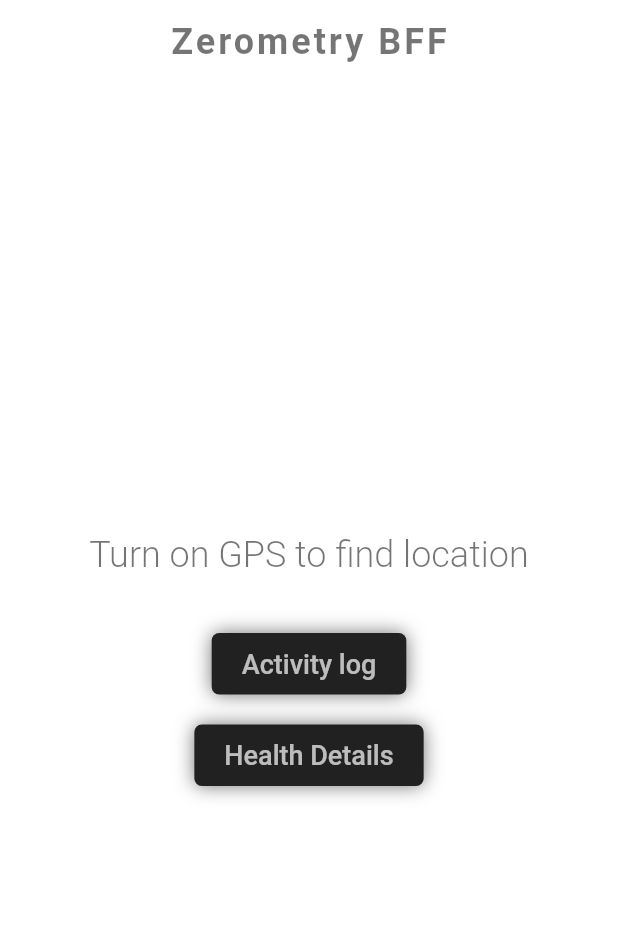
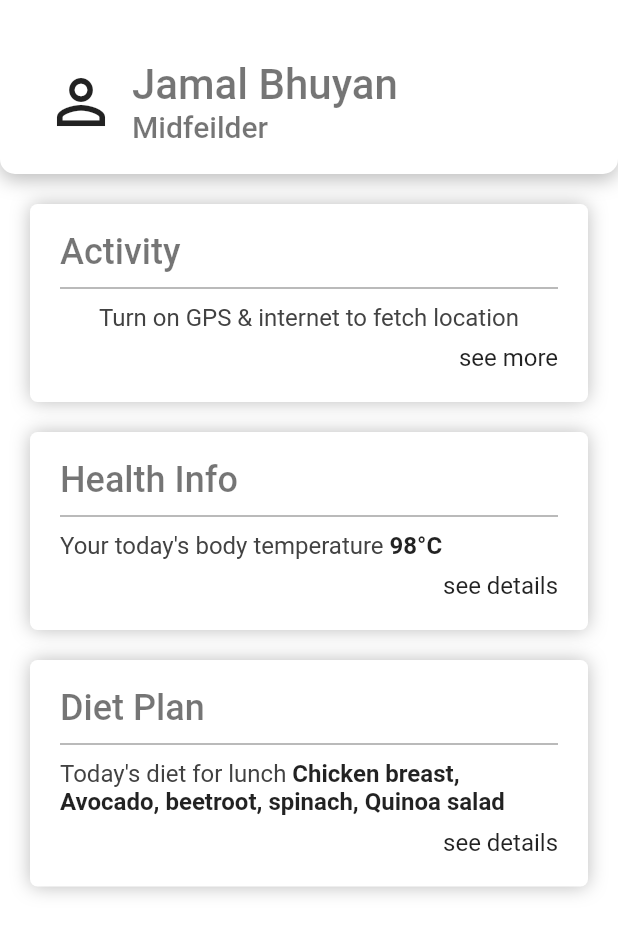
Before and after one commit to ahmedminhaj/tracker-BFF, a Flutter app: the screen it shows after launch, on a phone screen of 412 x 824 dp. Shown: the top 934 px of the screen. Run offline on Flutter 3.47's test engine with Material 2 defaults, Android fonts, the phone set to English and light mode, and no system bars; our stand-ins replace geolocator, get, google_fonts, location.

Commit message:
health details info added

```diff
--- a/lib/controller/location_controller.dart
+++ b/lib/controller/location_controller.dart
@@ -75,7 +75,6 @@ class LocationController extends GetxController {
     if (currentPos != null) {
       double distanceInMeters = await geo.Geolocator().distanceBetween(
           23.751328, 90.3790379, currentPos.latitude, currentPos.longitude);
-
       return distanceInMeters;
     } else {
       return 0.0;
@@ -99,7 +98,7 @@ class LocationController extends GetxController {
   }
 
   getCurrentPosition(double distanceFromWrok) {
-    if (distanceFromWrok < 10) {
+    if (distanceFromWrok < 20 ) {
       return "In work premise";
     } else {
       return "Out of work premise";
--- a/lib/screen/health/health_screen.dart
+++ b/lib/screen/health/health_screen.dart
@@ -1,3 +1,4 @@
+import 'package:act_tracker/screen/health/components/health_details.dart';
 import 'package:act_tracker/screen/home/home_screen.dart';
 import 'package:act_tracker/widgets/appbar/screen_appbar.dart';
 import 'package:flutter/material.dart';
@@ -12,6 +13,7 @@ class HealthScreen extends StatelessWidget {
   Widget build(BuildContext context) {
     return Scaffold(
       appBar: screenAppbar(context, "Health Info"),
+      body: HealthDetails(),
     );
   }
 }
--- /dev/null
+++ b/lib/screen/home/components/user_card.dart
@@ -0,0 +1,37 @@
+import 'package:act_tracker/screen/home/components/user_details.dart';
+import 'package:act_tracker/screen/home/components/user_icon.dart';
+import 'package:flutter/material.dart';
+
+class UserCard extends StatelessWidget {
+  @override
+  Widget build(BuildContext context) {
+    var size = MediaQuery.of(context).size;
+    return Container(
+      width: size.width,
+      padding: EdgeInsets.fromLTRB(30, 40, 20, 20),
+      decoration: BoxDecoration(
+        color: Colors.white,
+        borderRadius: BorderRadius.only(
+          bottomLeft: Radius.circular(10),
+          bottomRight: Radius.circular(10),
+        ),
+        boxShadow: [
+          BoxShadow(
+            offset: Offset(0, 4),
+            blurRadius: 10,
+            color: Colors.grey[400],
+          ),
+        ],
+      ),
+      child: Row(
+        children: [
+          UserIcon(),
+          SizedBox(
+            width: 10,
+          ),
+          UserDetails(),
+        ],
+      ),
+    );
+  }
+}
--- /dev/null
+++ b/lib/screen/home/components/user_details.dart
@@ -0,0 +1,24 @@
+
+import 'package:act_tracker/widgets/text/primary_title_text.dart';
+import 'package:flutter/material.dart';
+
+class UserDetails extends StatelessWidget {
+  @override
+  Widget build(BuildContext context) {
+    return Container(
+      child: Column(
+        crossAxisAlignment: CrossAxisAlignment.start,
+        children: [
+          PrimaryTitle(
+            title: "Jamal Bhuyan",
+            size: 28,
+          ),
+          PrimaryTitle(
+            title: "Midfeilder",
+            size: 20,
+          ),
+        ],
+      ),
+    );
+  }
+}
--- /dev/null
+++ b/lib/screen/home/components/user_icon.dart
@@ -0,0 +1,13 @@
+import 'package:flutter/material.dart';
+
+class UserIcon extends StatelessWidget {
+  @override
+  Widget build(BuildContext context) {
+    return Container(
+      child: Icon(
+        Icons.person_outline,
+        size: 48,
+      ),
+    );
+  }
+}
--- a/lib/screen/home/home_screen.dart
+++ b/lib/screen/home/home_screen.dart
@@ -1,8 +1,10 @@
 import 'package:act_tracker/controller/location_controller.dart';
 import 'package:act_tracker/screen/activity/activity_screen.dart';
 import 'package:act_tracker/screen/health/health_screen.dart';
-import 'package:act_tracker/widgets/appbar/screen_appbar.dart';
-import 'package:act_tracker/widgets/button/route_button.dart';
+import 'package:act_tracker/screen/home/components/user_card.dart';
+import 'package:act_tracker/widgets/card/activity_card.dart';
+import 'package:act_tracker/widgets/card/diet_card.dart';
+import 'package:act_tracker/widgets/card/health_info_card.dart';
 import 'package:flutter/material.dart';
 import 'package:get/get.dart';
 
@@ -22,69 +24,41 @@ class _HomeScreenState extends State<HomeScreen> {
   @override
   Widget build(BuildContext context) {
     return Scaffold(
-      appBar: screenAppbar(context, "Zerometry BFF"),
       body: Container(
         color: Colors.white,
-        child: Center(
         child: Column(
-            mainAxisAlignment: MainAxisAlignment.center,
           children: [
+            UserCard(),
             GetX<LocationController>(
               init: LocationController(),
               builder: (_) {
-                  return Column(
-                    children: [
-                      Center(
-                        child: Text(
-                          (_.userLocation.value.address != null)
-                              ? "Now at ${_.userLocation.value.address}"
-                              : "Turn on GPS to find location",
-                          style: TextStyle(
-                            fontSize: 24,
-                            color: Colors.black54,
-                            fontWeight: FontWeight.w300,
-                          ),
-                        ),
-                      ),
-                      SizedBox(
-                        height: 5.0,
-                      ),
-                      Text((_.userLocation.value.position != null) ?
-                        "${_.userLocation.value.position}" : "",
-                        style: TextStyle(
-                          fontSize: 20,
-                          color: Colors.black54,
-                          fontWeight: FontWeight.w500,
-                        ),
-                      ),
-                    ],
+                return (_.userLocation.value.address != null)
+                    ? ActivityCard(
+                        currentLocation: _.userLocation.value.address,
+                        currentposition:
+                            (_.userLocation.value.distanceFromWork < 20)
+                                ? "in work premise"
+                                : "out of work premise",
+                        seemoreLink: () {
+                          Get.to(ActivityScreen());
+                        },
+                      )
+                    : ActivityCard(
+                        currentLocation: null,
+                        currentposition: null,
+                        seemoreLink: () {
+                          Get.to(ActivityScreen());
+                        },
                       );
               },
             ),
-              SizedBox(
-                height: 10.0,
-              ),
-              RouteButton(
-                buttonTitle: "Activity log",
-                routeLink: () {
-                  Get.to(
-                    ActivityScreen(),
-                  );
+            HealthInfoCard(
+              seeDetailsLink: () {
+                Get.to(HealthScreen());
               },
             ),
-              SizedBox(
-                height: 20.0,
-              ),
-              RouteButton(
-                buttonTitle: "Health Details",
-                routeLink: () {
-                  Get.to(
-                    HealthScreen(),
-                  );
-                },
-              ),
+            DietCard(),
           ],
-          ),
         ),
       ),
     );
--- a/lib/widgets/button/route_button.dart
+++ b/lib/widgets/button/route_button.dart
@@ -1,3 +1,4 @@
+import 'package:act_tracker/style/style_color.dart';
 import 'package:flutter/material.dart';
 import 'package:google_fonts/google_fonts.dart';
 
@@ -9,15 +10,16 @@ class RouteButton extends StatelessWidget {
   @override
   Widget build(BuildContext context) {
     return Container(
+      margin: EdgeInsets.symmetric(vertical: 10),
       padding: EdgeInsets.symmetric(horizontal: 20, vertical: 10),
       decoration: BoxDecoration(
-        color: Colors.grey[900],
-        borderRadius: BorderRadius.circular(5),
+        color: StyleColor.buttonColor,
+        borderRadius: BorderRadius.circular(20),
         boxShadow: [
           BoxShadow(
             offset: Offset(0, 0),
-            blurRadius: 10,
-            color: Colors.grey[600],
+            blurRadius: 5,
+            color: StyleColor.shadowColor,
           ),
         ],
       ),
@@ -27,7 +29,7 @@ class RouteButton extends StatelessWidget {
           buttonTitle,
           style: GoogleFonts.roboto(
             fontSize: 18,
-            color: Colors.white70,
+            color: StyleColor.buttonTextColor,
             fontWeight: FontWeight.w500,
           ),
         ),
--- /dev/null
+++ b/lib/widgets/card/activity_card.dart
@@ -0,0 +1,103 @@
+import 'package:act_tracker/widgets/text/primary_title_text.dart';
+import 'package:flutter/material.dart';
+import 'package:google_fonts/google_fonts.dart';
+
+class ActivityCard extends StatelessWidget {
+  final Function seemoreLink;
+  final String currentLocation, currentposition;
+  ActivityCard(
+      {this.seemoreLink,
+      this.currentLocation,
+      this.currentposition});
+  @override
+  Widget build(BuildContext context) {
+    return Container(
+      margin: EdgeInsets.fromLTRB(20, 20, 20, 10),
+      padding: EdgeInsets.fromLTRB(20, 10, 20, 20),
+      decoration: BoxDecoration(
+        color: Colors.white,
+        borderRadius: BorderRadius.circular(5),
+        boxShadow: [
+          BoxShadow(
+            offset: Offset(0, 0),
+            blurRadius: 10,
+            color: Colors.grey[400],
+          ),
+        ],
+      ),
+      child: Column(
+        crossAxisAlignment: CrossAxisAlignment.start,
+        mainAxisAlignment: MainAxisAlignment.spaceEvenly,
+        children: [
+          Padding(
+            padding: EdgeInsets.symmetric(vertical: 8.0),
+            child: PrimaryTitle(
+              title: "Activity",
+              size: 24,
+            ),
+          ),
+          Divider(
+            color: Colors.grey[600],
+            height: 4,
+          ),
+          Padding(
+            padding: EdgeInsets.symmetric(vertical: 8.0),
+            child: (currentLocation != null && currentposition != null)
+                ? RichText(
+                    text: TextSpan(
+                      style: GoogleFonts.roboto(
+                        fontSize: 16,
+                        color: Colors.grey[800],
+                        fontWeight: FontWeight.w400,
+                      ),
+                      children: [
+                        TextSpan(text: "You are now at"),
+                        TextSpan(
+                          text: " $currentLocation",
+                          style: TextStyle(
+                              fontWeight: FontWeight.w600,
+                              color: Colors.black87),
+                        ),
+                        TextSpan(text: " and"),
+                        TextSpan(
+                          text: " $currentposition",
+                          style: TextStyle(
+                              fontWeight: FontWeight.w600,
+                              color: Colors.black87),
+                        ),
+                        // TextSpan(text: " for last 10minutes")
+                      ],
+                    ),
+                  )
+                : Center(
+                    child: Text(
+                      "Turn on GPS & internet to fetch location",
+                      style: GoogleFonts.roboto(
+                        fontSize: 16,
+                        color: Colors.grey[800],
+                        fontWeight: FontWeight.w400,
+                      ),
+                    ),
+                  ),
+          ),
+          Align(
+            alignment: Alignment.centerRight,
+            child: GestureDetector(
+              onTap: seemoreLink,
+              child: Container(
+                child: Text(
+                  "see more",
+                  style: GoogleFonts.roboto(
+                    fontSize: 16,
+                    color: Colors.black87,
+                    fontWeight: FontWeight.w400,
+                  ),
+                ),
+              ),
+            ),
+          ),
+        ],
+      ),
+    );
+  }
+}
--- /dev/null
+++ b/lib/widgets/card/diet_card.dart
@@ -0,0 +1,82 @@
+import 'package:act_tracker/widgets/text/primary_title_text.dart';
+import 'package:flutter/material.dart';
+import 'package:google_fonts/google_fonts.dart';
+
+class DietCard extends StatelessWidget {
+  final Function seeDetailsLink;
+  DietCard({
+    this.seeDetailsLink,
+  });
+  @override
+  Widget build(BuildContext context) {
+    return Container(
+      margin: EdgeInsets.fromLTRB(20, 10, 20, 10),
+      padding: EdgeInsets.fromLTRB(20, 10, 20, 20),
+      decoration: BoxDecoration(
+        color: Colors.white,
+        borderRadius: BorderRadius.circular(5),
+        boxShadow: [
+          BoxShadow(
+            offset: Offset(0, 0),
+            blurRadius: 10,
+            color: Colors.grey[400],
+          ),
+        ],
+      ),
+      child: Column(
+        crossAxisAlignment: CrossAxisAlignment.start,
+        mainAxisAlignment: MainAxisAlignment.spaceEvenly,
+        children: [
+          Padding(
+            padding: EdgeInsets.symmetric(vertical: 8.0),
+            child: PrimaryTitle(
+              title: "Diet Plan",
+              size: 24,
+            ),
+          ),
+          Divider(
+            color: Colors.grey[600],
+            height: 4,
+          ),
+          Padding(
+            padding: EdgeInsets.symmetric(vertical: 8.0),
+            child: RichText(
+              text: TextSpan(
+                style: GoogleFonts.roboto(
+                  fontSize: 16,
+                  color: Colors.grey[800],
+                  fontWeight: FontWeight.w400,
+                ),
+                children: [
+                  TextSpan(text: "Today's diet for lunch "),
+                  TextSpan(
+                    text:
+                        "Chicken breast, Avocado, beetroot, spinach, Quinoa salad",
+                    style: TextStyle(
+                        fontWeight: FontWeight.w600, color: Colors.black87),
+                  ),
+                ],
+              ),
+            ),
+          ),
+          Align(
+            alignment: Alignment.centerRight,
+            child: GestureDetector(
+              onTap: seeDetailsLink,
+              child: Container(
+                child: Text(
+                  "see details",
+                  style: GoogleFonts.roboto(
+                    fontSize: 16,
+                    color: Colors.black87,
+                    fontWeight: FontWeight.w400,
+                  ),
+                ),
+              ),
+            ),
+          ),
+        ],
+      ),
+    );
+  }
+}
--- /dev/null
+++ b/lib/widgets/card/health_info_card.dart
@@ -0,0 +1,81 @@
+import 'package:act_tracker/widgets/text/primary_title_text.dart';
+import 'package:flutter/material.dart';
+import 'package:google_fonts/google_fonts.dart';
+
+class HealthInfoCard extends StatelessWidget {
+  final Function seeDetailsLink;
+  HealthInfoCard({
+    this.seeDetailsLink,
+  });
+  @override
+  Widget build(BuildContext context) {
+    return Container(
+      margin: EdgeInsets.fromLTRB(20, 10, 20, 10),
+      padding: EdgeInsets.fromLTRB(20, 10, 20, 20),
+      decoration: BoxDecoration(
+        color: Colors.white,
+        borderRadius: BorderRadius.circular(5),
+        boxShadow: [
+          BoxShadow(
+            offset: Offset(0, 0),
+            blurRadius: 10,
+            color: Colors.grey[400],
+          ),
+        ],
+      ),
+      child: Column(
+        crossAxisAlignment: CrossAxisAlignment.start,
+        mainAxisAlignment: MainAxisAlignment.spaceEvenly,
+        children: [
+          Padding(
+            padding: EdgeInsets.symmetric(vertical: 8.0),
+            child: PrimaryTitle(
+              title: "Health Info",
+              size: 24,
+            ),
+          ),
+          Divider(
+            color: Colors.grey[600],
+            height: 4,
+          ),
+          Padding(
+            padding: EdgeInsets.symmetric(vertical: 8.0),
+            child: RichText(
+              text: TextSpan(
+                style: GoogleFonts.roboto(
+                  fontSize: 16,
+                  color: Colors.grey[800],
+                  fontWeight: FontWeight.w400,
+                ),
+                children: [
+                  TextSpan(text: "Your today's body temperature "),
+                  TextSpan(
+                    text: "98°C",
+                    style: TextStyle(
+                        fontWeight: FontWeight.w600, color: Colors.black87),
+                  ),
+                ],
+              ),
+            ),
+          ),
+          Align(
+            alignment: Alignment.centerRight,
+            child: GestureDetector(
+              onTap: seeDetailsLink,
+              child: Container(
+                child: Text(
+                  "see details",
+                  style: GoogleFonts.roboto(
+                    fontSize: 16,
+                    color: Colors.black87,
+                    fontWeight: FontWeight.w400,
+                  ),
+                ),
+              ),
+            ),
+          ),
+        ],
+      ),
+    );
+  }
+}
--- /dev/null
+++ b/lib/widgets/text/primary_title_text.dart
@@ -0,0 +1,24 @@
+import 'package:flutter/material.dart';
+import 'package:google_fonts/google_fonts.dart';
+
+class PrimaryTitle extends StatelessWidget {
+  final String title;
+  final num size;
+
+  const PrimaryTitle({
+    this.title,
+    this.size,
+  });
+
+  @override
+  Widget build(BuildContext context) {
+    return Text(
+      title != null ? title : "",
+      style: GoogleFonts.roboto(
+        fontSize: size.toDouble(),
+        color: Colors.black54,
+        fontWeight: FontWeight.w500,
+      ),
+    );
+  }
+}
```
Also changed, not shown: lib/screen/health/components/health_details.dart (added, +41 -0 lines), lib/screen/health/components/health_info_details.dart (added, +28 -0 lines), lib/screen/health/components/user_details_info.dart (added, +53 -0 lines), lib/style/style_color.dart (added, +14 -0 lines), lib/style/style_size.dart (added, +9 -0 lines), lib/style/style_text_weight.dart (added, +10 -0 lines), lib/widgets/info_feild.dart/health_info_feild.dart (added, +49 -0 lines), lib/widgets/text/sub_title_text.dart (added, +24 -0 lines). Lines whose indentation alone changed are shown as unchanged.
